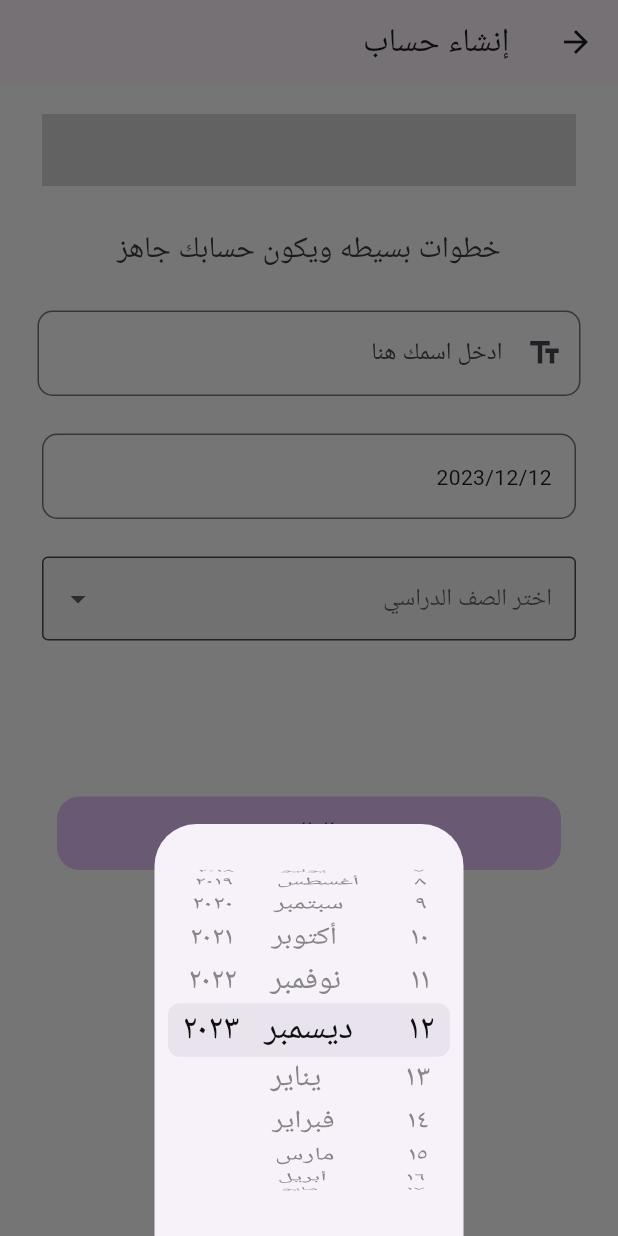
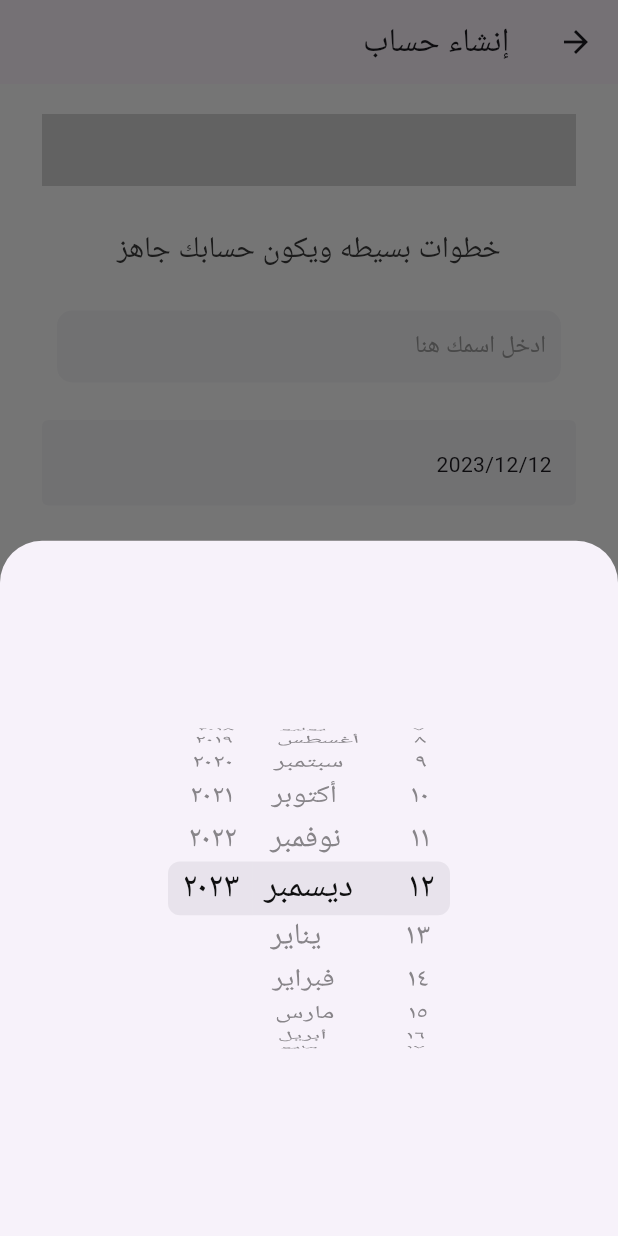
Before and after one commit to re23a/Shamaa, a Flutter app: the InfAccScreen screen opened directly, after a tap on an icon or button, on a phone screen of 412 x 824 dp. Run offline on Flutter 3.47's test engine with Material 3 defaults, Android fonts, the light colour scheme and no system bars; our stand-ins replace another_flutter_splash_screen, assets_audio_player, bloc, flick_video_player, flutter_bloc, flutter_dotenv and 3 more; missing offline and left inert: floating_navbar, progresso; accounts and stored records are empty; Roboto replaces fonts that are missing (.SF Arabic Rounded).

Commit message:
enhance design sign in/up

```diff
--- a/shamaa/lib/screens/sign_up/inf_acc_screen.dart
+++ b/shamaa/lib/screens/sign_up/inf_acc_screen.dart
@@ -83,8 +83,14 @@ class _InfAccScreenState extends State<InfAccScreen> {
           onTap: () => _selectDate(context),
           child: InputDecorator(
             decoration: InputDecoration(
+              enabledBorder: const OutlineInputBorder(
+                borderSide:
+                    const BorderSide(color: Colors.transparent, width: 0.0),
+              ),
               border:
-                  OutlineInputBorder(borderRadius: BorderRadius.circular(10)),
+                  OutlineInputBorder(borderRadius: BorderRadius.circular(15)),
+              filled: true,
+              fillColor: ExtraLightGrey,
               hintText: 'ادخل تاريخ الميلاد',
             ),
             child: Text(dateController.text),
@@ -95,7 +101,8 @@ class _InfAccScreenState extends State<InfAccScreen> {
     await showModalBottomSheet(
       context: context,
       builder: (BuildContext builder) {
-        return Container(
+        return Center(
+          child: Container(
             height: MediaQuery.of(context).copyWith().size.height / 3,
             width: MediaQuery.of(context).copyWith().size.width / 2,
             child: CupertinoDatePicker(
@@ -106,10 +113,12 @@ class _InfAccScreenState extends State<InfAccScreen> {
               onDateTimeChanged: (newDateTime) {
                 setState(() {
                   dateTime = newDateTime;
-                dateController.text = DateFormat('yyyy/MM/dd').format(dateTime);
+                  dateController.text =
+                      DateFormat('yyyy/MM/dd').format(dateTime);
                   print(dateController.text);
                 });
               },
+            ),
           ),
         );
       },
@@ -121,7 +130,12 @@ class _InfAccScreenState extends State<InfAccScreen> {
       padding: const EdgeInsets.symmetric(horizontal: 28),
       child: DropdownButtonFormField<String>(
         decoration: InputDecoration(
-          border: OutlineInputBorder(),
+          focusedBorder: OutlineInputBorder(
+              borderSide: BorderSide(color: purple, width: 1.0)),
+          enabledBorder: const OutlineInputBorder(
+            borderSide: const BorderSide(color: Colors.transparent, width: 0.0),
+          ),
+          border: OutlineInputBorder(borderRadius: BorderRadius.circular(10)),
           filled: true,
           fillColor: ExtraLightGrey,
         ),
--- a/shamaa/lib/widgets/CoustomTextField.dart
+++ b/shamaa/lib/widgets/CoustomTextField.dart
@@ -1,4 +1,5 @@
 import 'package:flutter/material.dart';
+import 'package:shamaa/style/custom_colors.dart';
 
 class CustomTextField extends StatelessWidget {
   final TextEditingController controller;
@@ -14,20 +15,29 @@ class CustomTextField extends StatelessWidget {
 
   @override
   Widget build(BuildContext context) {
-    return Padding(
-      padding: const EdgeInsets.only(left: 25, right: 25),
+    return Container(
+      padding: isPassword
+          ? EdgeInsets.symmetric(horizontal: 0)
+          : EdgeInsets.symmetric(horizontal: 10),
+      width: 336,
+      decoration: BoxDecoration(
+          borderRadius: BorderRadius.circular(10), color: ExtraLightGrey),
       child: TextField(
         controller: controller,
         obscureText: isPassword,
+        style: const TextStyle(color: Colors.white),
         decoration: InputDecoration(
-          border: OutlineInputBorder(
-            borderRadius: BorderRadius.circular(10),
-          ),
-          hintText: hintText,
-          prefixIcon: Icon(
-            isPassword ? Icons.lock : Icons.text_fields,
-          ),
-        ),
+            border: InputBorder.none,
+            hintText: hintText,
+            focusedBorder: InputBorder.none,
+            hintStyle:
+                const TextStyle(color: Color.fromARGB(255, 158, 158, 158)),
+            prefixIcon: isPassword
+                ? Icon(
+                    Icons.lock,
+                    color: Color.fromARGB(255, 158, 158, 158),
+                  )
+                : null),
       ),
     );
   }
```
Lines whose indentation alone changed are shown as unchanged.
